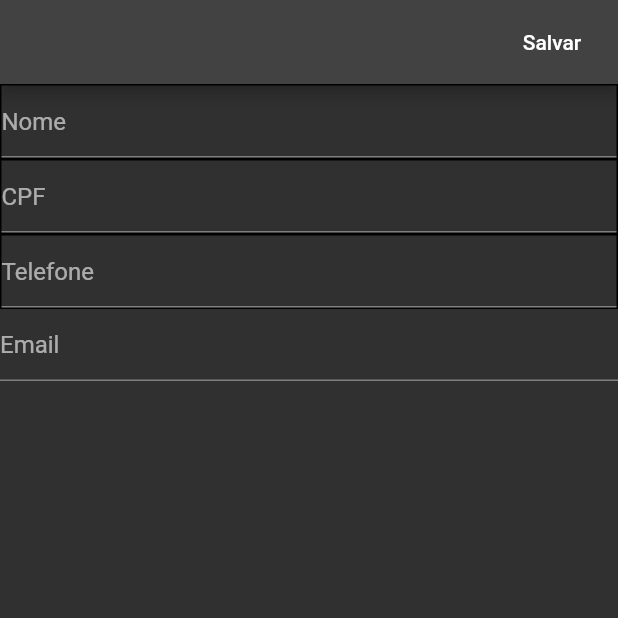
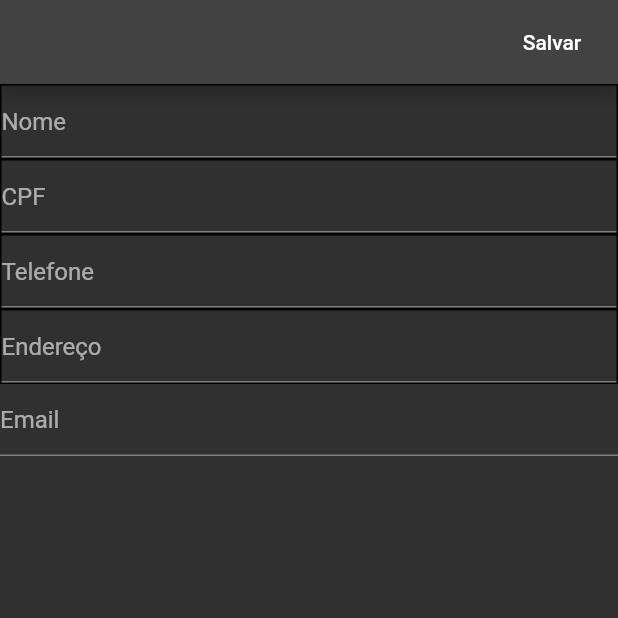
Before and after one commit to Rynnila/FlutterFirebase, a Flutter app: the Adicionar screen opened directly, on a phone screen of 412 x 824 dp, the top half of it. Run offline on Flutter 3.47's test engine with Material 2 defaults, Android fonts, the phone set to English and light mode, and no system bars; our stand-ins replace cloud_firestore, firebase_core; accounts and stored records are empty.

Commit message:
acrescentei o cadastro de endereço

```diff
--- a/lib/adicionar.dart
+++ b/lib/adicionar.dart
@@ -10,6 +10,7 @@ class Adicionar extends StatelessWidget {
   TextEditingController Telefone = TextEditingController();
   TextEditingController CPF = TextEditingController();
   TextEditingController Email = TextEditingController();
+  TextEditingController Endereco = TextEditingController();
 
   CollectionReference ref = FirebaseFirestore.instance.collection("Alunos");
 
@@ -25,6 +26,7 @@ class Adicionar extends StatelessWidget {
                 'CPF': CPF.text,
                 'Email': Email.text,
                 'Telefone': Telefone.text,
+                'Endereço': Endereco.text,
               }).whenComplete(() =>
               Navigator.pushReplacement(context,
               MaterialPageRoute(builder: (_)=> Home())));
@@ -57,6 +59,13 @@ class Adicionar extends StatelessWidget {
                 decoration: InputDecoration(hintText: 'Telefone'),
               ),
             ),
+            Container(
+              decoration: BoxDecoration(border: Border.all()),
+              child: TextField(
+                controller: Endereco,
+                decoration: InputDecoration(hintText: 'Endereço'),
+              ),
+            ),
             Expanded(
                 child: Container(
               child: TextField(
--- a/lib/alterarexcluir.dart
+++ b/lib/alterarexcluir.dart
@@ -18,6 +18,7 @@ class _AlterarExcluirState extends State<AlterarExcluir> {
   TextEditingController Telefone = TextEditingController();
   TextEditingController CPF = TextEditingController();
   TextEditingController Email = TextEditingController();
+  TextEditingController Endereco = TextEditingController();
 
   @override
   void initState() {
@@ -25,6 +26,7 @@ class _AlterarExcluirState extends State<AlterarExcluir> {
     Telefone = TextEditingController(text: widget.docid.get('Telefone'));
     CPF = TextEditingController(text: widget.docid.get('CPF'));
     Email = TextEditingController(text: widget.docid.get('Email'));
+    Endereco = TextEditingController(text: widget.docid.get('Endereço'));
     super.initState();
   }
 
@@ -40,6 +42,7 @@ class _AlterarExcluirState extends State<AlterarExcluir> {
                 'Telefone': Telefone.text,
                 'CPF': CPF.text,
                 'Email': Email.text,
+                'Endereço':Endereco.text,
               }).whenComplete(() => Navigator.pushReplacement(
                   context, MaterialPageRoute(builder: (_) => Home())));
             },
@@ -80,9 +83,16 @@ class _AlterarExcluirState extends State<AlterarExcluir> {
                 decoration: InputDecoration(hintText: 'Email'),
               ),
             ),
+            Container(
+              decoration: BoxDecoration(border: Border.all()),
+                child: TextField(
+                controller: Endereco,
+                decoration: InputDecoration(hintText: 'Endereço'),
+              ),
+            ),
             Expanded(
                 child: Container(
-              child: TextField(
+                child: TextField(
                 controller: Telefone,
                 expands: true,
                 maxLines: null,
```
Also changed, not shown: pubspec.lock.
